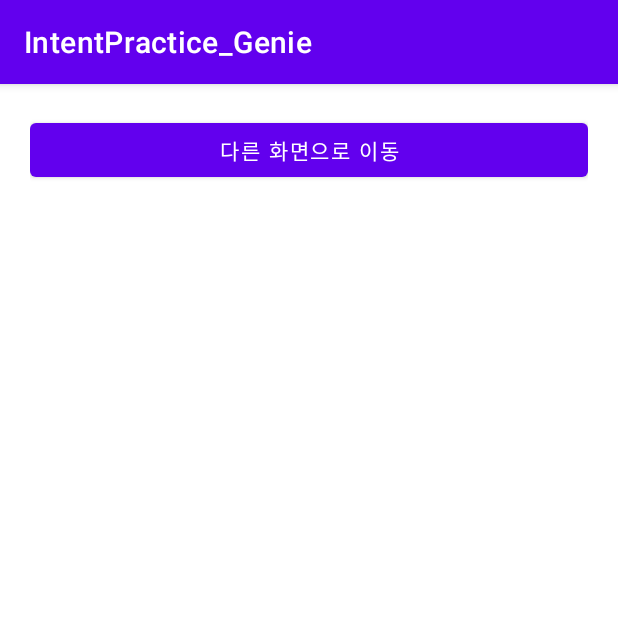
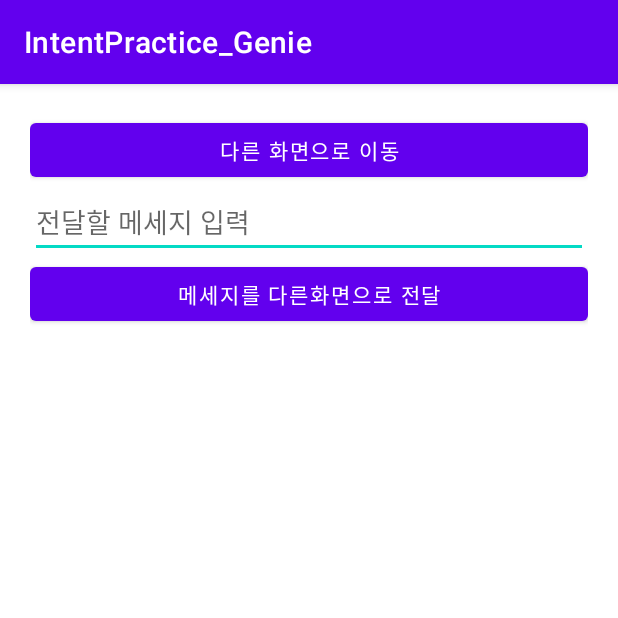
Before and after one commit to cho881020/IntentPractice_Genie, an Android app: the screen it shows after launch (MainActivity), on a phone screen of 412 x 824 dp, the top half of it. Run offline under Robolectric (Android 15) with nearby library versions, the phone set to English and light mode, and no system bars.

Commit message:
메세지를 보내는화면 / 받는 화면 추가 작성

```diff
--- a/app/src/main/AndroidManifest.xml
+++ b/app/src/main/AndroidManifest.xml
@@ -9,7 +9,8 @@
         android:roundIcon="@mipmap/ic_launcher_round"
         android:supportsRtl="true"
         android:theme="@style/Theme.IntentPractice_Genie">
-        <activity android:name=".OtherActivity"></activity>
+        <activity android:name=".MessageActivity"></activity>
+        <activity android:name=".OtherActivity" />
         <activity android:name=".MainActivity">
             <intent-filter>
                 <action android:name="android.intent.action.MAIN" />
--- a/app/src/main/res/layout/activity_main.xml
+++ b/app/src/main/res/layout/activity_main.xml
@@ -14,4 +14,15 @@
         android:layout_height="wrap_content"
         android:text="다른 화면으로 이동" />
 
+    <EditText
+        android:id="@+id/messageEdt"
+        android:layout_width="match_parent"
+        android:layout_height="wrap_content"
+        android:hint="전달할 메세지 입력" />
+
+    <Button
+        android:layout_width="match_parent"
+        android:layout_height="wrap_content"
+        android:text="메세지를 다른화면으로 전달" />
+
 </LinearLayout>
```
Also changed, not shown: app/src/main/java/com/neppplus/intentpractice_genie/MessageActivity.kt (added, +11 -0 lines), app/src/main/res/layout/activity_message.xml (added, +20 -0 lines).
